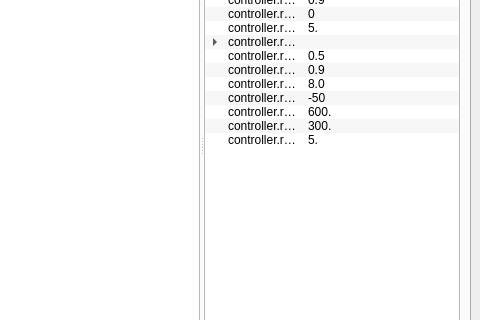
Before: the Qt Designer form stompy/ui/stompy.ui in braingram/stompy, drawn with Qt 5; both pictures show x 324 to 804 and y 171 to 491 of the 804 by 584 pixel window.
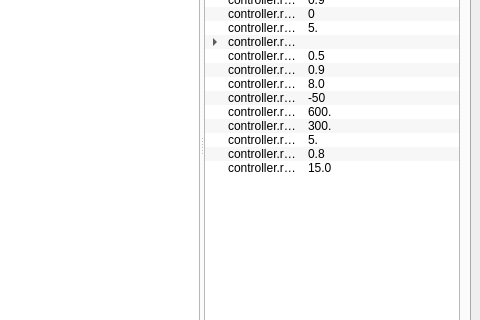
After: the same form once the commit is applied. Custom widgets are drawn as their Qt base class.

Commit message: updating ui to include swing parameters

Diff of the .ui file:
```diff
--- a/stompy/ui/stompy.ui
+++ b/stompy/ui/stompy.ui
@@ -1069,6 +1069,28 @@
                <set>ItemIsSelectable|ItemIsEditable|ItemIsDragEnabled|ItemIsUserCheckable|ItemIsEnabled</set>
               </property>
              </item>
+             <item>
+              <property name="text">
+               <string>controller.res.cfg.step_ratio</string>
+              </property>
+              <property name="text">
+               <string>0.8</string>
+              </property>
+              <property name="flags">
+               <set>ItemIsSelectable|ItemIsEditable|ItemIsDragEnabled|ItemIsUserCheckable|ItemIsEnabled</set>
+              </property>
+             </item>
+             <item>
+              <property name="text">
+               <string>controller.res.cfg.min_hip_distance</string>
+              </property>
+              <property name="text">
+               <string>15.0</string>
+              </property>
+              <property name="flags">
+               <set>ItemIsSelectable|ItemIsEditable|ItemIsDragEnabled|ItemIsUserCheckable|ItemIsEnabled</set>
+              </property>
+             </item>
             </widget>
            </widget>
           </item>
```
The commit also changes 3 other files.
